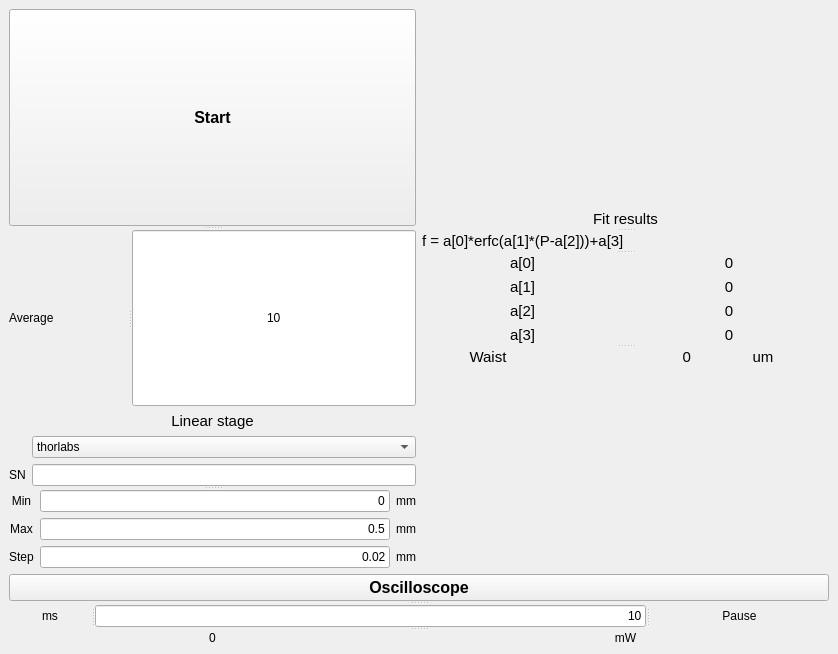
This is focus/ui/focus.ui in qLuxor/pylabtools as Qt 5 draws it before an edit. The edited form follows.
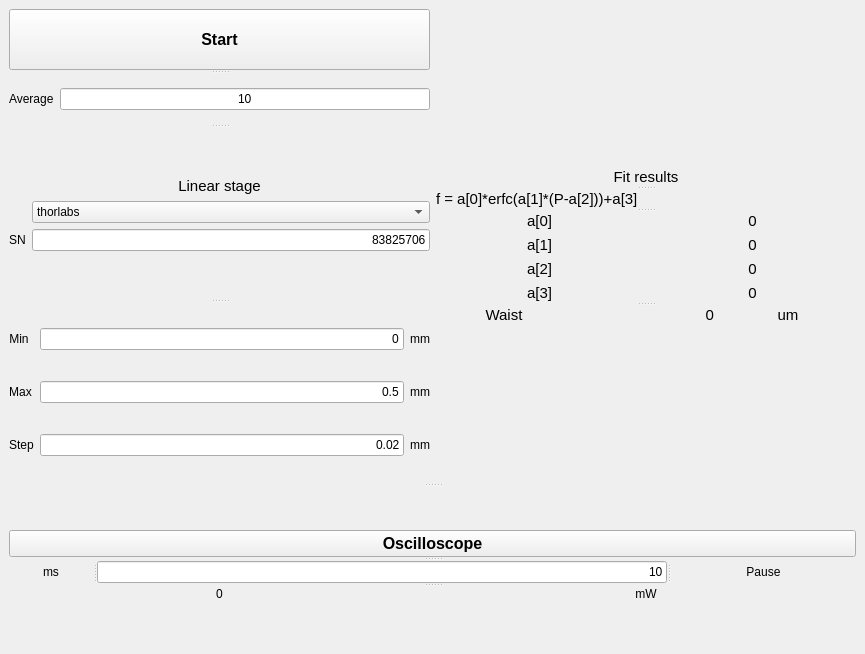
This is the edited form.

Commit message: Add measurement function

Patch:
```diff
--- a/focus/ui/focus.ui
+++ b/focus/ui/focus.ui
@@ -6,7 +6,7 @@
    <rect>
     <x>0</x>
     <y>0</y>
-    <width>838</width>
+    <width>865</width>
     <height>654</height>
    </rect>
   </property>
@@ -16,244 +16,99 @@
   <widget class="QWidget" name="centralWidget">
    <layout class="QVBoxLayout" name="verticalLayout">
     <item>
-     <layout class="QGridLayout" name="gridLayout_2">
-      <item row="0" column="2" rowspan="2">
-       <widget class="QSplitter" name="splitter_4">
-        <property name="sizePolicy">
-         <sizepolicy hsizetype="Preferred" vsizetype="Maximum">
-          <horstretch>0</horstretch>
-          <verstretch>0</verstretch>
-         </sizepolicy>
-        </property>
+     <widget class="QSplitter" name="splitter_7">
         <property name="orientation">
          <enum>Qt::Vertical</enum>
         </property>
-        <widget class="QLabel" name="label_21">
-         <property name="font">
-          <font>
-           <pointsize>11</pointsize>
-          </font>
-         </property>
-         <property name="text">
-          <string>Fit results</string>
-         </property>
-         <property name="alignment">
-          <set>Qt::AlignCenter</set>
-         </property>
-        </widget>
-        <widget class="QLabel" name="label_22">
-         <property name="font">
-          <font>
-           <pointsize>11</pointsize>
-          </font>
-         </property>
-         <property name="text">
-          <string>f = a[0]*erfc(a[1]*(P-a[2]))+a[3]</string>
-         </property>
-        </widget>
-        <widget class="QWidget" name="layoutWidget">
-         <property name="font">
-          <font>
-           <pointsize>11</pointsize>
-          </font>
-         </property>
-         <layout class="QGridLayout" name="gridLayout_3">
-          <item row="0" column="0">
-           <widget class="QLabel" name="label_23">
-            <property name="font">
-             <font>
-              <pointsize>11</pointsize>
-             </font>
-            </property>
-            <property name="text">
-             <string>a[0]</string>
-            </property>
-            <property name="alignment">
-             <set>Qt::AlignCenter</set>
-            </property>
-           </widget>
-          </item>
-          <item row="0" column="1">
-           <widget class="QLabel" name="lblA0">
-            <property name="font">
-             <font>
-              <pointsize>11</pointsize>
-             </font>
-            </property>
-            <property name="text">
-             <string>0</string>
-            </property>
-            <property name="alignment">
-             <set>Qt::AlignCenter</set>
-            </property>
-           </widget>
-          </item>
-          <item row="1" column="0">
-           <widget class="QLabel" name="label_26">
-            <property name="font">
-             <font>
-              <pointsize>11</pointsize>
-             </font>
-            </property>
-            <property name="text">
-             <string>a[1]</string>
-            </property>
-            <property name="alignment">
-             <set>Qt::AlignCenter</set>
-            </property>
-           </widget>
-          </item>
-          <item row="1" column="1">
-           <widget class="QLabel" name="lblA1">
-            <property name="font">
-             <font>
-              <pointsize>11</pointsize>
-             </font>
-            </property>
-            <property name="text">
-             <string>0</string>
-            </property>
-            <property name="alignment">
-             <set>Qt::AlignCenter</set>
-            </property>
-           </widget>
-          </item>
-          <item row="2" column="0">
-           <widget class="QLabel" name="label_25">
-            <property name="font">
-             <font>
-              <pointsize>11</pointsize>
-             </font>
-            </property>
-            <property name="text">
-             <string>a[2]</string>
-            </property>
-            <property name="alignment">
-             <set>Qt::AlignCenter</set>
-            </property>
-           </widget>
-          </item>
-          <item row="2" column="1">
-           <widget class="QLabel" name="lblA2">
-            <property name="font">
-             <font>
-              <pointsize>11</pointsize>
-             </font>
-            </property>
-            <property name="text">
-             <string>0</string>
-            </property>
-            <property name="alignment">
-             <set>Qt::AlignCenter</set>
-            </property>
-           </widget>
-          </item>
-          <item row="3" column="0">
-           <widget class="QLabel" name="label_29">
-            <property name="font">
-             <font>
-              <pointsize>11</pointsize>
-             </font>
-            </property>
-            <property name="text">
-             <string>a[3]</string>
-            </property>
-            <property name="alignment">
-             <set>Qt::AlignCenter</set>
-            </property>
-           </widget>
-          </item>
-          <item row="3" column="1">
-           <widget class="QLabel" name="lblA3">
-            <property name="font">
-             <font>
-              <pointsize>11</pointsize>
-             </font>
-            </property>
-            <property name="text">
-             <string>0</string>
-            </property>
-            <property name="alignment">
-             <set>Qt::AlignCenter</set>
-            </property>
-           </widget>
-          </item>
-         </layout>
-        </widget>
-        <widget class="QWidget" name="layoutWidget">
-         <property name="font">
-          <font>
-           <pointsize>11</pointsize>
-          </font>
-         </property>
-         <layout class="QHBoxLayout" name="horizontalLayout_2">
+      <widget class="QWidget" name="">
+       <layout class="QHBoxLayout" name="horizontalLayout_4">
+        <property name="sizeConstraint">
+         <enum>QLayout::SetDefaultConstraint</enum>
+        </property>
           <item>
-           <widget class="QLabel" name="label_31">
-            <property name="font">
-             <font>
-              <pointsize>11</pointsize>
-             </font>
-            </property>
-            <property name="text">
-             <string>Waist</string>
-            </property>
-            <property name="alignment">
-             <set>Qt::AlignCenter</set>
-            </property>
-           </widget>
-          </item>
-          <item>
-           <widget class="QLabel" name="lblWaist">
-            <property name="font">
-             <font>
-              <pointsize>11</pointsize>
-             </font>
-            </property>
-            <property name="text">
-             <string>0</string>
-            </property>
-            <property name="alignment">
-             <set>Qt::AlignRight|Qt::AlignTrailing|Qt::AlignVCenter</set>
-            </property>
-           </widget>
-          </item>
-          <item>
-           <widget class="QLabel" name="label_33">
-            <property name="font">
-             <font>
-              <pointsize>11</pointsize>
-             </font>
-            </property>
-            <property name="text">
-             <string>um</string>
-            </property>
-            <property name="alignment">
-             <set>Qt::AlignCenter</set>
-            </property>
-           </widget>
-          </item>
-         </layout>
-        </widget>
-       </widget>
-      </item>
-      <item row="1" column="0">
        <widget class="QSplitter" name="splitter_2">
-        <property name="sizePolicy">
-         <sizepolicy hsizetype="Preferred" vsizetype="Maximum">
-          <horstretch>0</horstretch>
-          <verstretch>0</verstretch>
-         </sizepolicy>
-        </property>
+          <property name="orientation">
+           <enum>Qt::Vertical</enum>
+          </property>
+          <widget class="QSplitter" name="splitter_5">
+           <property name="orientation">
+            <enum>Qt::Vertical</enum>
+           </property>
+           <widget class="QPushButton" name="btnStart">
+            <property name="font">
+             <font>
+              <pointsize>12</pointsize>
+              <weight>75</weight>
+              <bold>true</bold>
+             </font>
+            </property>
+            <property name="text">
+             <string>Start</string>
+            </property>
+           </widget>
+           <widget class="QWidget" name="">
+            <layout class="QHBoxLayout" name="horizontalLayout_3">
+             <item>
+              <widget class="QLabel" name="label">
+               <property name="text">
+                <string>Average</string>
+               </property>
+              </widget>
+             </item>
+             <item>
+              <widget class="QLineEdit" name="txtAverage">
+               <property name="text">
+                <string>10</string>
+               </property>
+               <property name="alignment">
+                <set>Qt::AlignCenter</set>
+               </property>
+              </widget>
+             </item>
+            </layout>
+           </widget>
+          </widget>
+          <widget class="QSplitter" name="splitter">
         <property name="orientation">
          <enum>Qt::Vertical</enum>
         </property>
         <widget class="QWidget" name="layoutWidget">
          <layout class="QFormLayout" name="formLayout">
+             <property name="sizeConstraint">
+              <enum>QLayout::SetMinimumSize</enum>
+             </property>
           <property name="fieldGrowthPolicy">
            <enum>QFormLayout::AllNonFixedFieldsGrow</enum>
           </property>
+             <property name="labelAlignment">
+              <set>Qt::AlignCenter</set>
+             </property>
+             <property name="formAlignment">
+              <set>Qt::AlignCenter</set>
+             </property>
+             <item row="0" column="0" colspan="2">
+              <widget class="QLabel" name="label_14">
+               <property name="font">
+                <font>
+                 <pointsize>11</pointsize>
+                </font>
+               </property>
+               <property name="text">
+                <string>Linear stage</string>
+               </property>
+               <property name="alignment">
+                <set>Qt::AlignCenter</set>
+               </property>
+              </widget>
+             </item>
           <item row="1" column="1">
-           <widget class="QComboBox" name="comboBox">
+              <widget class="QComboBox" name="cmbLinearStage">
+               <property name="sizePolicy">
+                <sizepolicy hsizetype="MinimumExpanding" vsizetype="Fixed">
+                 <horstretch>0</horstretch>
+                 <verstretch>0</verstretch>
+                </sizepolicy>
+               </property>
             <property name="layoutDirection">
              <enum>Qt::LeftToRight</enum>
             </property>
@@ -266,6 +121,12 @@
           </item>
           <item row="2" column="0">
            <widget class="QLabel" name="label_15">
+               <property name="sizePolicy">
+                <sizepolicy hsizetype="Maximum" vsizetype="Preferred">
+                 <horstretch>0</horstretch>
+                 <verstretch>0</verstretch>
+                </sizepolicy>
+               </property>
             <property name="text">
              <string>SN</string>
             </property>
@@ -275,33 +136,52 @@
            </widget>
           </item>
           <item row="2" column="1">
-           <widget class="QLineEdit" name="lineEdit_7">
-            <property name="alignment">
-             <set>Qt::AlignRight|Qt::AlignTrailing|Qt::AlignVCenter</set>
-            </property>
-           </widget>
-          </item>
-          <item row="0" column="0" colspan="2">
-           <widget class="QLabel" name="label_14">
-            <property name="font">
-             <font>
-              <pointsize>11</pointsize>
-             </font>
+              <widget class="QLineEdit" name="txtSN">
+               <property name="sizePolicy">
+                <sizepolicy hsizetype="MinimumExpanding" vsizetype="Fixed">
+                 <horstretch>0</horstretch>
+                 <verstretch>0</verstretch>
+                </sizepolicy>
             </property>
             <property name="text">
-             <string>Linear stage</string>
+                <string>83825706</string>
             </property>
             <property name="alignment">
-             <set>Qt::AlignCenter</set>
+                <set>Qt::AlignRight|Qt::AlignTrailing|Qt::AlignVCenter</set>
             </property>
            </widget>
           </item>
          </layout>
         </widget>
-        <widget class="QWidget" name="layoutWidget">
+           <widget class="QWidget" name="">
          <layout class="QGridLayout" name="gridLayout">
+             <property name="sizeConstraint">
+              <enum>QLayout::SetDefaultConstraint</enum>
+             </property>
+             <item row="1" column="0">
+              <widget class="QLabel" name="label_3">
+               <property name="sizePolicy">
+                <sizepolicy hsizetype="Maximum" vsizetype="Preferred">
+                 <horstretch>0</horstretch>
+                 <verstretch>0</verstretch>
+                </sizepolicy>
+               </property>
+               <property name="text">
+                <string>Max</string>
+               </property>
+               <property name="alignment">
+                <set>Qt::AlignCenter</set>
+               </property>
+              </widget>
+             </item>
           <item row="1" column="1">
-           <widget class="QLineEdit" name="t">
+              <widget class="QLineEdit" name="txtMax">
+               <property name="sizePolicy">
+                <sizepolicy hsizetype="MinimumExpanding" vsizetype="Fixed">
+                 <horstretch>0</horstretch>
+                 <verstretch>0</verstretch>
+                </sizepolicy>
+               </property>
             <property name="text">
              <string>0.5</string>
             </property>
@@ -310,10 +190,16 @@
             </property>
            </widget>
           </item>
-          <item row="2" column="2">
-           <widget class="QLabel" name="label_7">
+             <item row="2" column="0">
+              <widget class="QLabel" name="label_4">
+               <property name="sizePolicy">
+                <sizepolicy hsizetype="Maximum" vsizetype="Preferred">
+                 <horstretch>0</horstretch>
+                 <verstretch>0</verstretch>
+                </sizepolicy>
+               </property>
             <property name="text">
-             <string>mm</string>
+                <string>Step</string>
             </property>
             <property name="alignment">
              <set>Qt::AlignCenter</set>
@@ -322,6 +208,28 @@
           </item>
           <item row="0" column="2">
            <widget class="QLabel" name="label_5">
+               <property name="sizePolicy">
+                <sizepolicy hsizetype="Maximum" vsizetype="Preferred">
+                 <horstretch>0</horstretch>
+                 <verstretch>0</verstretch>
+                </sizepolicy>
+               </property>
+               <property name="text">
+                <string>mm</string>
+               </property>
+               <property name="alignment">
+                <set>Qt::AlignCenter</set>
+               </property>
+              </widget>
+             </item>
+             <item row="2" column="2">
+              <widget class="QLabel" name="label_7">
+               <property name="sizePolicy">
+                <sizepolicy hsizetype="Maximum" vsizetype="Preferred">
+                 <horstretch>0</horstretch>
+                 <verstretch>0</verstretch>
+                </sizepolicy>
+               </property>
             <property name="text">
              <string>mm</string>
             </property>
@@ -332,6 +240,12 @@
           </item>
           <item row="0" column="0">
            <widget class="QLabel" name="label_2">
+               <property name="sizePolicy">
+                <sizepolicy hsizetype="Maximum" vsizetype="Preferred">
+                 <horstretch>0</horstretch>
+                 <verstretch>0</verstretch>
+                </sizepolicy>
+               </property>
             <property name="text">
              <string>Min</string>
             </property>
@@ -340,18 +254,14 @@
             </property>
            </widget>
           </item>
-          <item row="1" column="0">
-           <widget class="QLabel" name="label_3">
-            <property name="text">
-             <string>Max</string>
-            </property>
-            <property name="alignment">
-             <set>Qt::AlignCenter</set>
-            </property>
-           </widget>
-          </item>
           <item row="2" column="1">
            <widget class="QLineEdit" name="txtStep">
+               <property name="sizePolicy">
+                <sizepolicy hsizetype="MinimumExpanding" vsizetype="Fixed">
+                 <horstretch>0</horstretch>
+                 <verstretch>0</verstretch>
+                </sizepolicy>
+               </property>
             <property name="text">
              <string>0.02</string>
             </property>
@@ -362,6 +272,12 @@
           </item>
           <item row="1" column="2">
            <widget class="QLabel" name="label_6">
+               <property name="sizePolicy">
+                <sizepolicy hsizetype="Maximum" vsizetype="Preferred">
+                 <horstretch>0</horstretch>
+                 <verstretch>0</verstretch>
+                </sizepolicy>
+               </property>
             <property name="text">
              <string>mm</string>
             </property>
@@ -370,18 +286,14 @@
             </property>
            </widget>
           </item>
-          <item row="2" column="0">
-           <widget class="QLabel" name="label_4">
-            <property name="text">
-             <string>Step</string>
-            </property>
-            <property name="alignment">
-             <set>Qt::AlignCenter</set>
-            </property>
-           </widget>
-          </item>
           <item row="0" column="1">
            <widget class="QLineEdit" name="txtMin">
+               <property name="sizePolicy">
+                <sizepolicy hsizetype="MinimumExpanding" vsizetype="Fixed">
+                 <horstretch>0</horstretch>
+                 <verstretch>0</verstretch>
+                </sizepolicy>
+               </property>
             <property name="text">
              <string>0</string>
             </property>
@@ -393,11 +305,19 @@
          </layout>
         </widget>
        </widget>
-      </item>
-      <item row="0" column="0">
-       <widget class="QSplitter" name="splitter_5">
+         </widget>
+        </item>
+        <item>
+         <layout class="QHBoxLayout" name="ltErf">
+          <property name="sizeConstraint">
+           <enum>QLayout::SetDefaultConstraint</enum>
+          </property>
+         </layout>
+        </item>
+        <item>
+         <widget class="QSplitter" name="splitter_4">
         <property name="sizePolicy">
-         <sizepolicy hsizetype="Preferred" vsizetype="Expanding">
+           <sizepolicy hsizetype="Preferred" vsizetype="Maximum">
           <horstretch>0</horstretch>
           <verstretch>0</verstretch>
          </sizepolicy>
@@ -405,44 +325,217 @@
         <property name="orientation">
          <enum>Qt::Vertical</enum>
         </property>
-        <widget class="QPushButton" name="btnStart">
+          <widget class="QLabel" name="label_21">
          <property name="font">
           <font>
-           <pointsize>12</pointsize>
-           <weight>75</weight>
-           <bold>true</bold>
+             <pointsize>11</pointsize>
           </font>
          </property>
          <property name="text">
-          <string>Start</string>
-         </property>
-        </widget>
-        <widget class="QSplitter" name="splitter">
-         <property name="orientation">
-          <enum>Qt::Horizontal</enum>
-         </property>
-         <widget class="QLabel" name="label">
+            <string>Fit results</string>
+           </property>
+           <property name="alignment">
+            <set>Qt::AlignCenter</set>
+           </property>
+          </widget>
+          <widget class="QLabel" name="label_22">
+           <property name="font">
+            <font>
+             <pointsize>11</pointsize>
+            </font>
+           </property>
           <property name="text">
-           <string>Average</string>
-          </property>
-         </widget>
-         <widget class="QLineEdit" name="txtAverage">
+            <string>f = a[0]*erfc(a[1]*(P-a[2]))+a[3]</string>
+           </property>
+          </widget>
+          <widget class="QWidget" name="layoutWidget">
+           <property name="font">
+            <font>
+             <pointsize>11</pointsize>
+            </font>
+           </property>
+           <layout class="QGridLayout" name="gridLayout_3">
+            <item row="2" column="1">
+             <widget class="QLabel" name="lblA2">
+              <property name="font">
+               <font>
+                <pointsize>11</pointsize>
+               </font>
+              </property>
           <property name="text">
-           <string>10</string>
+               <string>0</string>
           </property>
           <property name="alignment">
            <set>Qt::AlignCenter</set>
           </property>
          </widget>
-        </widget>
+            </item>
+            <item row="3" column="0">
+             <widget class="QLabel" name="label_29">
+              <property name="font">
+               <font>
+                <pointsize>11</pointsize>
+               </font>
+              </property>
+              <property name="text">
+               <string>a[3]</string>
+              </property>
+              <property name="alignment">
+               <set>Qt::AlignCenter</set>
+              </property>
+             </widget>
+            </item>
+            <item row="2" column="0">
+             <widget class="QLabel" name="label_25">
+              <property name="font">
+               <font>
+                <pointsize>11</pointsize>
+               </font>
+              </property>
+              <property name="text">
+               <string>a[2]</string>
+              </property>
+              <property name="alignment">
+               <set>Qt::AlignCenter</set>
+              </property>
+             </widget>
+            </item>
+            <item row="1" column="1">
+             <widget class="QLabel" name="lblA1">
+              <property name="font">
+               <font>
+                <pointsize>11</pointsize>
+               </font>
+              </property>
+              <property name="text">
+               <string>0</string>
+              </property>
+              <property name="alignment">
+               <set>Qt::AlignCenter</set>
+              </property>
        </widget>
       </item>
       <item row="0" column="1">
-       <layout class="QHBoxLayout" name="ltErf"/>
-      </item>
-     </layout>
+             <widget class="QLabel" name="lblA0">
+              <property name="font">
+               <font>
+                <pointsize>11</pointsize>
+               </font>
+              </property>
+              <property name="text">
+               <string>0</string>
+              </property>
+              <property name="alignment">
+               <set>Qt::AlignCenter</set>
+              </property>
+             </widget>
+            </item>
+            <item row="1" column="0">
+             <widget class="QLabel" name="label_26">
+              <property name="font">
+               <font>
+                <pointsize>11</pointsize>
+               </font>
+              </property>
+              <property name="text">
+               <string>a[1]</string>
+              </property>
+              <property name="alignment">
+               <set>Qt::AlignCenter</set>
+              </property>
+             </widget>
+            </item>
+            <item row="0" column="0">
+             <widget class="QLabel" name="label_23">
+              <property name="font">
+               <font>
+                <pointsize>11</pointsize>
+               </font>
+              </property>
+              <property name="text">
+               <string>a[0]</string>
+              </property>
+              <property name="alignment">
+               <set>Qt::AlignCenter</set>
+              </property>
+             </widget>
+            </item>
+            <item row="3" column="1">
+             <widget class="QLabel" name="lblA3">
+              <property name="font">
+               <font>
+                <pointsize>11</pointsize>
+               </font>
+              </property>
+              <property name="text">
+               <string>0</string>
+              </property>
+              <property name="alignment">
+               <set>Qt::AlignCenter</set>
+              </property>
+             </widget>
+            </item>
+           </layout>
+          </widget>
+          <widget class="QWidget" name="layoutWidget">
+           <property name="font">
+            <font>
+             <pointsize>11</pointsize>
+            </font>
+           </property>
+           <layout class="QHBoxLayout" name="horizontalLayout_2">
+            <item>
+             <widget class="QLabel" name="label_31">
+              <property name="font">
+               <font>
+                <pointsize>11</pointsize>
+               </font>
+              </property>
+              <property name="text">
+               <string>Waist</string>
+              </property>
+              <property name="alignment">
+               <set>Qt::AlignCenter</set>
+              </property>
+             </widget>
     </item>
     <item>
+             <widget class="QLabel" name="lblWaist">
+              <property name="font">
+               <font>
+                <pointsize>11</pointsize>
+               </font>
+              </property>
+              <property name="text">
+               <string>0</string>
+              </property>
+              <property name="alignment">
+               <set>Qt::AlignRight|Qt::AlignTrailing|Qt::AlignVCenter</set>
+              </property>
+             </widget>
+            </item>
+            <item>
+             <widget class="QLabel" name="label_33">
+              <property name="font">
+               <font>
+                <pointsize>11</pointsize>
+               </font>
+              </property>
+              <property name="text">
+               <string>um</string>
+              </property>
+              <property name="alignment">
+               <set>Qt::AlignCenter</set>
+              </property>
+             </widget>
+            </item>
+           </layout>
+          </widget>
+         </widget>
+        </item>
+       </layout>
+      </widget>
+      <widget class="QWidget" name="">
      <layout class="QGridLayout" name="gridLayout_4">
       <item row="0" column="1">
        <layout class="QHBoxLayout" name="ltOscilloscope"/>
@@ -535,20 +628,10 @@
        </widget>
       </item>
      </layout>
+      </widget>
+     </widget>
     </item>
    </layout>
-   <zorder>splitter</zorder>
-   <zorder>splitter_2</zorder>
-   <zorder>splitter_3</zorder>
-   <zorder>layoutWidget</zorder>
-   <zorder>layoutWidget</zorder>
-   <zorder>btnStart</zorder>
-   <zorder>btnOscilloscope</zorder>
-   <zorder>wdgErf</zorder>
-   <zorder>wdgOscilloscope</zorder>
-   <zorder>label_21</zorder>
-   <zorder>label_22</zorder>
-   <zorder>layoutWidget</zorder>
   </widget>
  </widget>
  <resources/>
```
Lines whose indentation alone changed are shown as unchanged. The commit also changes 2 other files.
